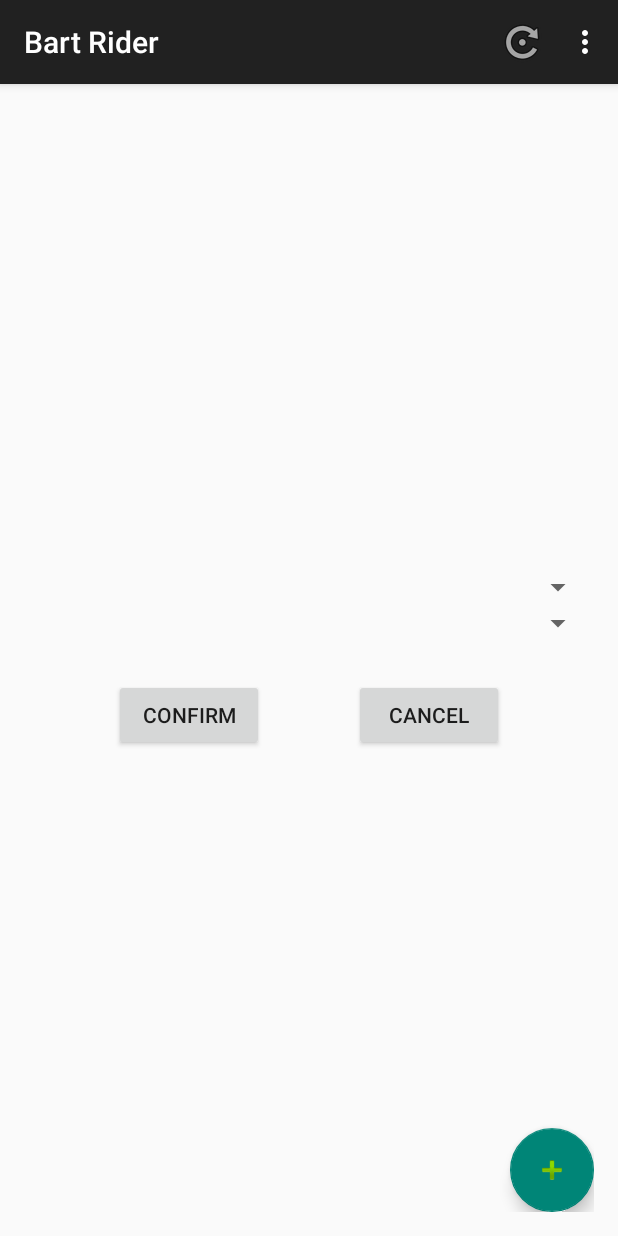
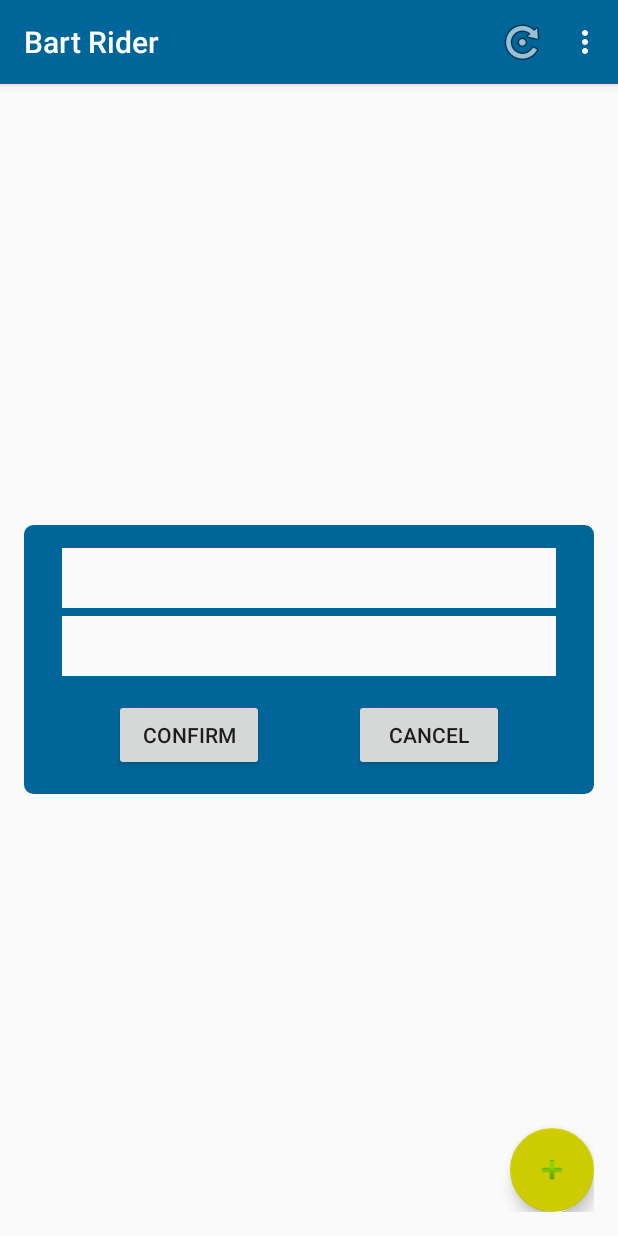
Before and after one commit to sirsanderp/BartRider, an Android app: the screen it shows after launch (TripOverviewActivity), after a tap on an icon or button, on a phone screen of 412 x 824 dp. Run offline under Robolectric (Android 15) with nearby library versions, the phone set to English and light mode, and no system bars; network calls fail.

Commit message:
Testing themes.

```diff
--- a/app/src/main/AndroidManifest.xml
+++ b/app/src/main/AndroidManifest.xml
@@ -6,10 +6,9 @@
 
     <application
         android:allowBackup="true"
-        android:debuggable="true"
         android:icon="@mipmap/ic_launcher"
         android:label="@string/app_name"
-        android:theme="@style/AppTheme">
+        android:theme="@style/BartTheme">
         <activity
             android:name=".TripOverviewActivity"
             android:label="@string/app_name"
--- /dev/null
+++ b/app/src/main/res/drawable/rounded_corners.xml
@@ -0,0 +1,22 @@
+<?xml version="1.0" encoding="utf-8"?>
+<selector xmlns:android="http://schemas.android.com/apk/res/android">
+    <item>
+        <shape android:shape="rectangle">
+            <!-- solid background -->
+            <solid android:color="@color/bart_primary1"/>
+            <!-- border-->
+            <stroke
+                android:color="@color/bart_primary1"
+                android:width="2dp"
+                />
+            <corners android:radius="5dp"/>
+            <!-- different corners with different radius-->
+            <!--corners
+                android:bottomLeftRadius="5dp"
+                android:topLeftRadius="10dp"
+                android:topRightRadius="15dp"
+                android:bottomRightRadius="20dp"
+                /-->
+        </shape>
+    </item>
+</selector>
--- a/app/src/main/res/layout/trip_planner_fragment.xml
+++ b/app/src/main/res/layout/trip_planner_fragment.xml
@@ -3,33 +3,43 @@
     android:id="@+id/trip_planner"
     android:layout_width="match_parent"
     android:layout_height="match_parent"
-    android:orientation="vertical">
+    android:orientation="vertical"
+    android:background="@drawable/rounded_corners">
 
     <Spinner
         android:id="@+id/orig_spinner"
         android:layout_width="fill_parent"
-        android:layout_height="wrap_content" />
+        android:layout_height="@dimen/spinner_height"
+        android:layout_marginTop="15dp"
+        android:layout_marginLeft="@dimen/spinner_margin"
+        android:layout_marginRight="@dimen/spinner_margin"
+        android:background="@color/material_light" />
 
     <Spinner
         android:id="@+id/dest_spinner"
         android:layout_width="fill_parent"
-        android:layout_height="wrap_content"
-        android:layout_below="@+id/orig_spinner" />
+        android:layout_height="@dimen/spinner_height"
+        android:layout_marginTop="5dp"
+        android:layout_marginLeft="@dimen/spinner_margin"
+        android:layout_marginRight="@dimen/spinner_margin"
+        android:layout_below="@+id/orig_spinner"
+        android:background="@color/material_light"/>
 
     <Button
         android:id="@+id/confirm"
         android:text="Confirm"
-        android:layout_width="100dp"
+        android:layout_width="@dimen/button_width"
         android:layout_height="wrap_content"
         android:layout_marginLeft="60dp"
         android:layout_marginStart="60dp"
         android:layout_below="@+id/dest_spinner"
-        android:layout_marginTop="25dp" />
+        android:layout_marginTop="15dp"
+        android:layout_marginBottom="15dp" />
 
     <Button
         android:id="@+id/cancel"
         android:text="Cancel"
-        android:layout_width="100dp"
+        android:layout_width="@dimen/button_width"
         android:layout_height="wrap_content"
         android:layout_marginLeft="60dp"
         android:layout_marginStart="60dp"
--- /dev/null
+++ b/app/src/main/res/values-v21/styles.xml
@@ -0,0 +1,12 @@
+<?xml version="1.0" encoding="utf-8"?>
+<resources>
+
+    <style name="BartTheme" parent="Theme.AppCompat.Light.DarkActionBar">
+        <item name="android:colorBackground">@color/material_light</item>
+        <item name="colorPrimary">@color/bart_primary1</item>
+        <item name="android:navigationBarColor">@android:color/background_dark</item>
+        <item name="colorPrimaryDark">@color/bart_primary1</item>
+        <item name="colorAccent">@color/bart_primary2</item>
+        <item name="android:statusBarColor">@android:color/background_dark</item>
+    </style>
+</resources>
--- a/app/src/main/res/values/dimens.xml
+++ b/app/src/main/res/values/dimens.xml
@@ -2,4 +2,7 @@
     <!-- Default screen margins, per the Android Design guidelines. -->
     <dimen name="activity_horizontal_margin">16dp</dimen>
     <dimen name="activity_vertical_margin">16dp</dimen>
+    <dimen name="spinner_margin">25dp</dimen>
+    <dimen name="spinner_height">40dp</dimen>
+    <dimen name="button_width">100dp</dimen>
 </resources>
--- a/app/src/main/res/values/styles.xml
+++ b/app/src/main/res/values/styles.xml
@@ -1,8 +1,11 @@
 <resources>
 
     <!-- Base application theme. -->
-    <style name="AppTheme" parent="Theme.AppCompat.Light.DarkActionBar">
-        <!-- Customize your theme here. -->
+    <style name="BartTheme" parent="Theme.AppCompat.Light.DarkActionBar" >
+        <item name="android:colorBackground">@color/material_light</item>
+        <item name="colorPrimary">@color/bart_primary1</item>
+        <item name="colorPrimaryDark">@color/bart_primary1</item>
+        <item name="colorAccent">@color/bart_primary2</item>
     </style>
 
 </resources>
--- /dev/null
+++ b/app/src/main/res/values/values.xml
@@ -0,0 +1,4 @@
+<?xml version="1.0" encoding="utf-8"?>
+<resources>
+    <color name="primary_dark_material_dark">#000000</color>
+</resources>
```
Also changed, not shown: app/src/main/res/values/colors.xml (added, +21 -0 lines), 1 other file.
